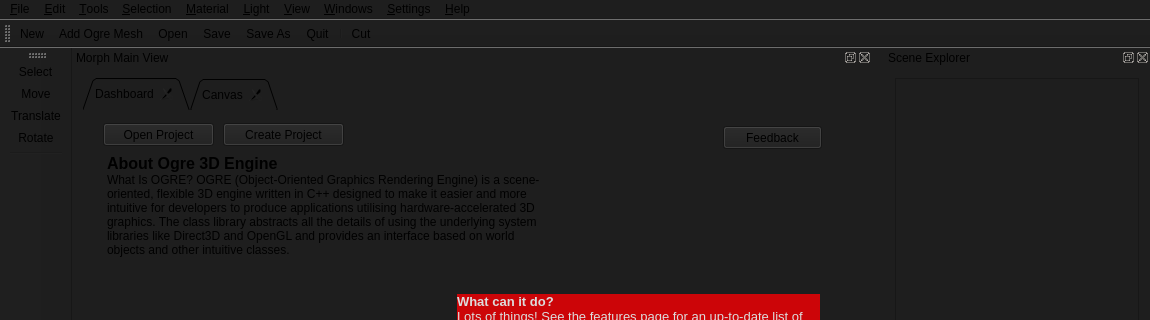
wazery/Morph-SDK, file Morph/mainwindow.ui: the form before one commit; both pictures show x 0 to 1150 and y 0 to 320 of the 1150 by 912 pixel window.
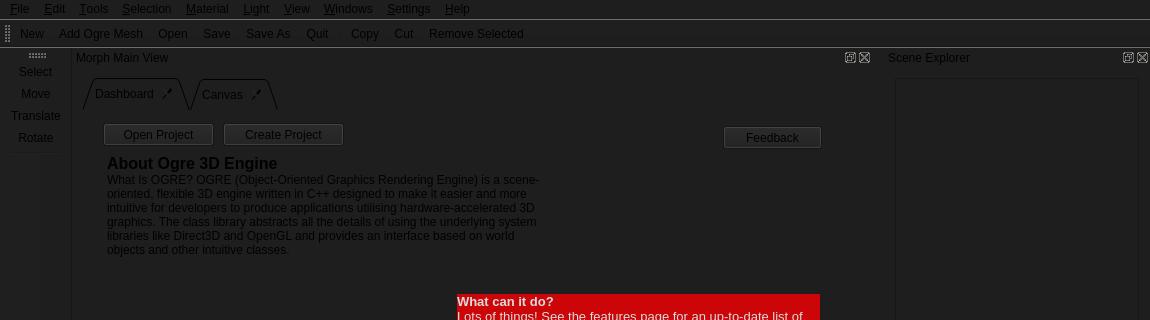
The form after the commit. Icons and pictures are not drawn. Custom widgets are drawn as their Qt base class.

Diff of the .ui file:
```diff
--- a/Morph/mainwindow.ui
+++ b/Morph/mainwindow.ui
@@ -459,7 +459,9 @@
    <addaction name="actionSave_as"/>
    <addaction name="actionQuit"/>
    <addaction name="separator"/>
+   <addaction name="actionCopy"/>
    <addaction name="actionCut"/>
+   <addaction name="action_Remove_Selected"/>
   </widget>
   <widget class="QStatusBar" name="statusBar"/>
   <widget class="QToolBar" name="toolBar">
```
Left out of the diff: 32 changed lines with no effect on the pictures.
